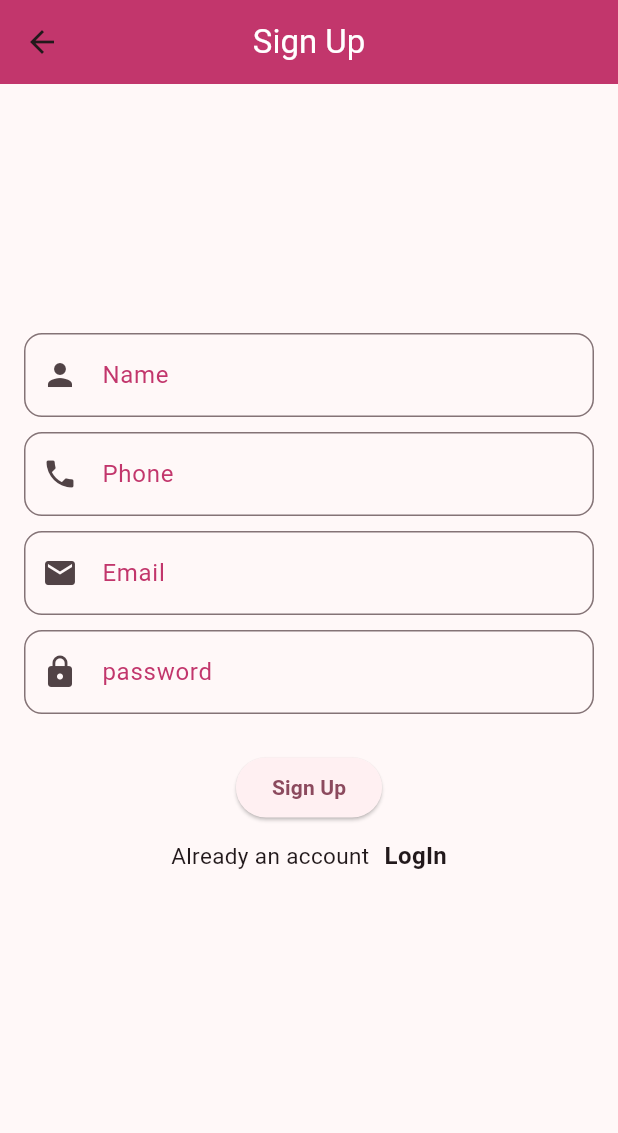
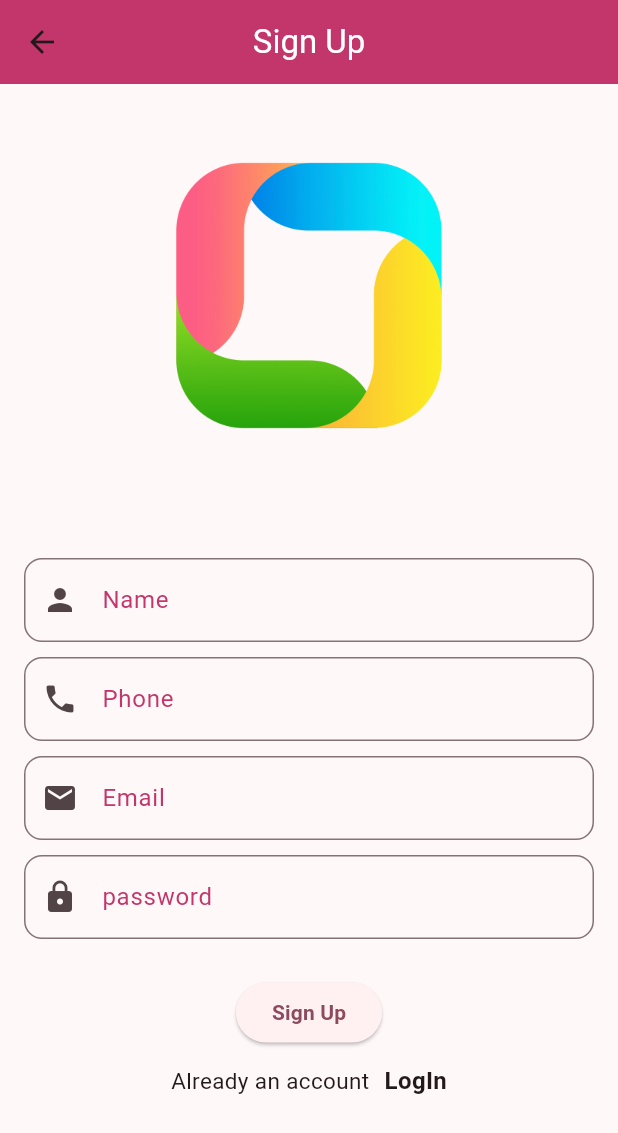
Before and after one commit to ADIL41/Mini-Social-app-, a Flutter app: the screen it shows after launch, after a tap on "Sign Up", on a phone screen of 412 x 824 dp. Shown: the top 1133 px of the screen. Run offline on Flutter 3.47's test engine with Material 3 defaults, Android fonts, the phone set to English and light mode, and no system bars; our stand-ins replace cloud_firestore, firebase_auth, firebase_core; accounts and stored records are empty; network calls fail.

Commit message:
logo added

```diff
--- a/lib/Screens/login_screen.dart
+++ b/lib/Screens/login_screen.dart
@@ -39,7 +39,12 @@ class _LoginScreenState extends State<LoginScreen> {
           child: SingleChildScrollView(
             child: Column(
               children: [
-                SizedBox(height: 100),
+                SizedBox(
+                  width: double.infinity,
+                  height: 250,
+                  child: Image.asset('assets/logo.png'),
+                ),
+                SizedBox(height: 50),
                 TextFormField(
                   controller: _emailController,
                   decoration: InputDecoration(
@@ -64,7 +69,7 @@ class _LoginScreenState extends State<LoginScreen> {
                   obscureText: true,
                   decoration: InputDecoration(
                     labelText: 'Password',
-                     labelStyle: TextStyle(
+                    labelStyle: TextStyle(
                       color: Color.fromARGB(255, 194, 54, 108),
                     ),
                     hintText: 'enter your password',
--- a/lib/Screens/signup_screen.dart
+++ b/lib/Screens/signup_screen.dart
@@ -35,7 +35,12 @@ class _SignUpScreenState extends State<SignUpScreen> {
             child: Column(
               mainAxisAlignment: MainAxisAlignment.center,
               children: [
-                SizedBox(height: 150),
+                SizedBox(
+                  width: double.infinity,
+                  height: 250,
+                  child: Image.asset('assets/logo.png'),
+                ),
+                SizedBox(height: 50),
                 TextFormField(
                   controller: nameController,
                   decoration: InputDecoration(
--- a/pubspec.yaml
+++ b/pubspec.yaml
@@ -61,8 +61,8 @@ flutter:
   uses-material-design: true
 
   # To add assets to your application, add an assets section, like this:
-  # assets:
-  #   - images/a_dot_burr.jpeg
+  assets:
+   - assets/
   #   - images/a_dot_ham.jpeg
 
   # An image asset can refer to one or more resolution-specific "variants", see
```
Also changed, not shown: assets/logo.png (added).
